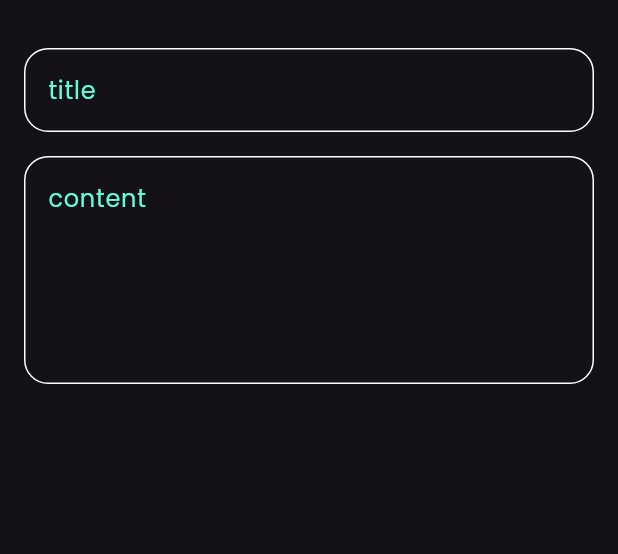
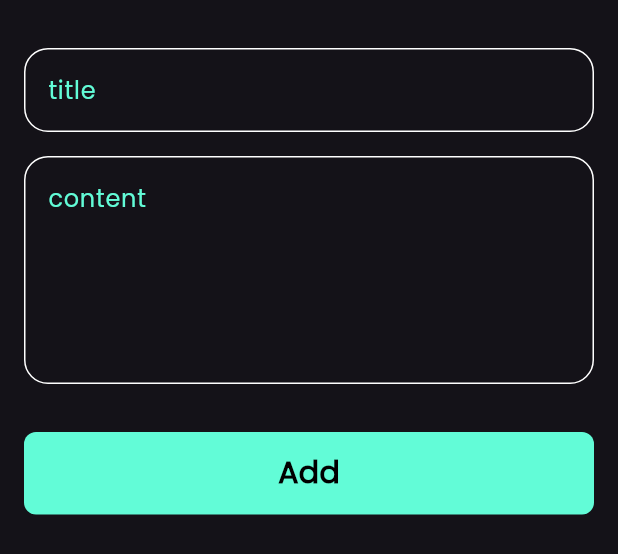
Before and after one commit to abdulrahmanibrahimdawood/Note_app, a Flutter app: the AddNoteButtomSheet widget shown alone on an empty page, opened directly, on a phone screen of 412 x 824 dp. Shown: the top 554 px of the screen. Run offline on Flutter 3.47's test engine with Material 3 defaults, Android fonts, the phone set to English and light mode, and no system bars; our stand-ins replace font_awesome_flutter.

Commit message:
finish notes bottom sheet

```diff
--- a/lib/widgets/add_note_buttom_sheet.dart
+++ b/lib/widgets/add_note_buttom_sheet.dart
@@ -1,4 +1,5 @@
 import 'package:flutter/material.dart';
+import 'package:note/widgets/custom_buttom.dart';
 import 'package:note/widgets/custom_text_feild.dart';
 
 class AddNoteButtomSheet extends StatelessWidget {
@@ -8,6 +9,7 @@ class AddNoteButtomSheet extends StatelessWidget {
   Widget build(BuildContext context) {
     return const Padding(
       padding: EdgeInsets.symmetric(horizontal: 16),
+      child: SingleChildScrollView(
         child: Column(
           children: [
             SizedBox(
@@ -23,7 +25,15 @@ class AddNoteButtomSheet extends StatelessWidget {
               hintText: 'content',
               maxLines: 5,
             ),
+            SizedBox(
+              height: 32,
+            ),
+            CustomButtom(),
+            SizedBox(
+              height: 16,
+            ),
           ],
+        ),
       ),
     );
   }
--- /dev/null
+++ b/lib/widgets/custom_buttom.dart
@@ -0,0 +1,25 @@
+import 'package:flutter/material.dart';
+import 'package:note/constants.dart';
+
+class CustomButtom extends StatelessWidget {
+  const CustomButtom({super.key});
+
+  @override
+  Widget build(BuildContext context) {
+    return Container(
+      width: MediaQuery.of(context).size.width,
+      height: 55,
+      decoration: BoxDecoration(
+        borderRadius: BorderRadius.circular(8),
+        color: kPrimaryColor,
+      ),
+      child: const Center(
+        child: Text(
+          'Add',
+          style: TextStyle(
+              fontSize: 20, color: Colors.black, fontWeight: FontWeight.bold),
+        ),
+      ),
+    );
+  }
+}
--- a/lib/widgets/note_list_view.dart
+++ b/lib/widgets/note_list_view.dart
@@ -15,7 +15,8 @@ class NotesListView extends StatelessWidget {
             padding: EdgeInsets.symmetric(vertical: 8),
             child: CustomNoteItem(),
           );
-          }),
+        },
+      ),
     );
   }
 }
--- a/lib/widgets/notes_view_body.dart
+++ b/lib/widgets/notes_view_body.dart
@@ -1,4 +1,5 @@
 import 'package:flutter/material.dart';
+import 'package:note/constants.dart';
 import 'package:note/widgets/custom_app_bar.dart';
 import 'package:note/widgets/note_list_view.dart';
 
```
Lines whose indentation alone changed are shown as unchanged.
